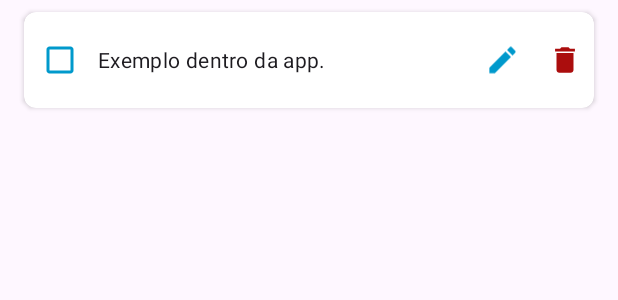
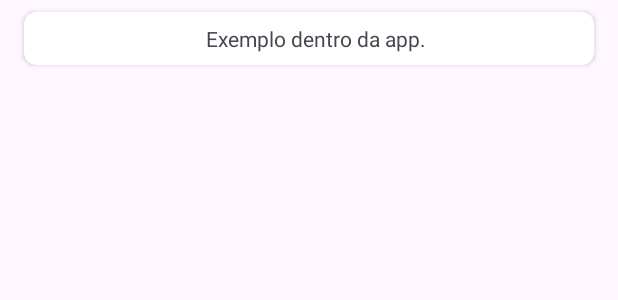
Before and after one commit to germancl/G10_Toti_Tasks, an Android app: the layout tasks.xml on its own in the app's theme, with its tools: preview values and no code run, on a phone screen of 412 x 824 dp. Shown: the top 300 px of the screen. Run offline under Robolectric (Android 15) with nearby library versions, the phone set to English and light mode, and no system bars.

Commit message:
feat: some adjusts

```diff
--- a/app/src/main/java/com/example/g10_todotasks/UI/DetailActivity.kt
+++ b/app/src/main/java/com/example/g10_todotasks/UI/DetailActivity.kt
@@ -60,8 +60,8 @@ class DetailActivity : DialogFragment() {
 
         return MaterialAlertDialogBuilder(requireActivity(), theme)
             .setView(view)
-            .setTitle("Adicionar Usuário")
-            .setMessage("Adicione aqui")
+//            .setTitle("Adicionar Usuário")
+//            .setMessage("Adicione aqui")
             .setPositiveButton("OK") { dialog, _ ->
                 val user = TaskData(
                     taskData?.id ?: 0,
--- a/app/src/main/res/layout/activity_detail.xml
+++ b/app/src/main/res/layout/activity_detail.xml
@@ -88,13 +88,13 @@
             app:layout_constraintStart_toEndOf="@+id/writeDelTime"
             app:layout_constraintTop_toBottomOf="@+id/calendar_btn" />
 
-        <com.google.android.material.floatingactionbutton.FloatingActionButton
-            android:id="@+id/fabDetail"
-            style="@style/fab_btn_det"
-            android:layout_marginEnd="55dp"
-            app:layout_constraintBottom_toTopOf="@+id/bottomGuide"
-            app:layout_constraintEnd_toEndOf="parent"
-            tools:ignore="ContentDescription,MissingConstraints" />
+<!--        <com.google.android.material.floatingactionbutton.FloatingActionButton-->
+        <!--            android:id="@+id/fabDetail"-->
+        <!--            style="@style/fab_btn_det"-->
+        <!--            android:layout_marginEnd="55dp"-->
+        <!--            app:layout_constraintBottom_toTopOf="@+id/bottomGuide"-->
+        <!--            app:layout_constraintEnd_toEndOf="parent"-->
+        <!--            tools:ignore="ContentDescription,MissingConstraints" />-->
 
         <androidx.constraintlayout.widget.Guideline
             android:id="@+id/topGuide"
--- a/app/src/main/res/layout/custom_toolbar_details.xml
+++ b/app/src/main/res/layout/custom_toolbar_details.xml
@@ -23,7 +23,7 @@
             android:layout_width="wrap_content"
             android:layout_height="wrap_content"
             android:layout_marginEnd="55dp"
-            android:text="My tasks"
+            android:text="@string/tasks_details"
             android:textColor="@color/white"
             android:textSize="21sp"
             android:textStyle="bold"
--- a/app/src/main/res/layout/tasks.xml
+++ b/app/src/main/res/layout/tasks.xml
@@ -1,6 +1,7 @@
 <?xml version="1.0" encoding="utf-8"?>
 <androidx.cardview.widget.CardView xmlns:android="http://schemas.android.com/apk/res/android"
     xmlns:app="http://schemas.android.com/apk/res-auto"
+    xmlns:tools="http://schemas.android.com/tools"
     android:layout_width="match_parent"
     android:layout_height="wrap_content"
     android:layout_marginHorizontal="16dp"
@@ -8,12 +9,12 @@
     app:cardCornerRadius="8dp"
     app:cardMaxElevation="4dp">
 
-    <RelativeLayout
+    <androidx.constraintlayout.widget.ConstraintLayout
         android:layout_width="match_parent"
         android:layout_height="wrap_content"
         android:padding="8dp">
 
-        <CheckBox
+        <androidx.appcompat.widget.AppCompatTextView
             android:id="@+id/tasksTitle"
             android:layout_width="wrap_content"
             android:layout_height="wrap_content"
@@ -21,34 +22,38 @@
             android:ellipsize="marquee"
             android:maxLines="3"
             android:paddingStart="9dp"
-            android:text="Exemplo dentro da app." />
+            android:text="Exemplo dentro da app."
+            app:layout_constraintBottom_toBottomOf="parent"
+            app:layout_constraintEnd_toEndOf="parent"
+            app:layout_constraintStart_toStartOf="parent"
+            app:layout_constraintTop_toTopOf="parent" />
 
-        <ImageView
-            android:id="@+id/imageView2"
-            android:layout_width="281dp"
-            android:layout_height="wrap_content"
-            android:layout_alignTop="@+id/tasksTitle"
-            android:layout_alignEnd="@+id/imageView"
-            android:layout_alignParentStart="true"
-            android:layout_marginStart="49dp"
-            android:layout_marginTop="0dp"
-            android:layout_marginEnd="41dp"
-            android:paddingStart="250dp"
-            android:paddingTop="12dp"
-            android:src="@drawable/baseline_edit_24" />
+        <!--        <ImageView-->
+        <!--            android:id="@+id/imageView2"-->
+        <!--            android:layout_width="281dp"-->
+        <!--            android:layout_height="wrap_content"-->
+        <!--            android:layout_alignTop="@+id/tasksTitle"-->
+        <!--            android:layout_alignEnd="@+id/imageView"-->
+        <!--            android:layout_alignParentStart="true"-->
+        <!--            android:layout_marginStart="49dp"-->
+        <!--            android:layout_marginTop="0dp"-->
+        <!--            android:layout_marginEnd="41dp"-->
+        <!--            android:paddingStart="250dp"-->
+        <!--            android:paddingTop="12dp"-->
+        <!--            android:src="@drawable/baseline_edit_24" />-->
 
-        <ImageView
-            android:id="@+id/imageView"
-            android:layout_width="321dp"
-            android:layout_height="wrap_content"
-            android:layout_alignParentEnd="true"
-            android:layout_marginStart="-152dp"
-            android:layout_marginEnd="0dp"
-            android:layout_toEndOf="@+id/tasksTitle"
-            android:paddingStart="300dp"
-            android:paddingTop="12dp"
-            android:src="@drawable/delete_icon" />
+        <!--        <ImageView-->
+        <!--            android:id="@+id/imageView"-->
+        <!--            android:layout_width="321dp"-->
+        <!--            android:layout_height="wrap_content"-->
+        <!--            android:layout_alignParentEnd="true"-->
+        <!--            android:layout_marginStart="-152dp"-->
+        <!--            android:layout_marginEnd="0dp"-->
+        <!--            android:layout_toEndOf="@+id/tasksTitle"-->
+        <!--            android:paddingStart="300dp"-->
+        <!--            android:paddingTop="12dp"-->
+        <!--            android:src="@drawable/delete_icon" />-->
 
-    </RelativeLayout>
+    </androidx.constraintlayout.widget.ConstraintLayout>
 
 </androidx.cardview.widget.CardView>
--- a/app/src/main/res/values/strings.xml
+++ b/app/src/main/res/values/strings.xml
@@ -9,5 +9,6 @@
     <string name="noMoreRet">You are already on the home</string>
     <string name="detailsTitle">My tasks details</string>
     <string name="taskName">Task: %s</string>
-    <string name="cancel">Cancelar</string>
+    <string name="cancel">Cancel</string>
+    <string name="tasks_details">Task details</string>
 </resources>
```
Also changed, not shown: 1 other file.
